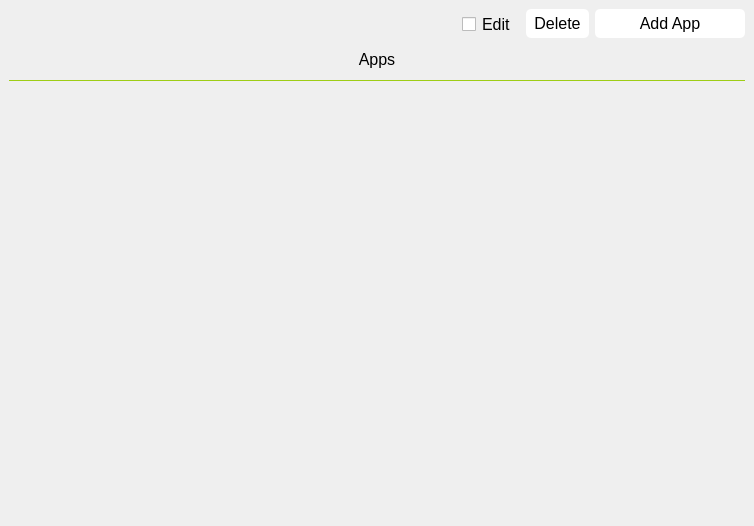
Before: the Qt Designer form designs/xml/apps_tab.ui in daniel-deru/WorkMate-3.0, drawn with Qt 5.
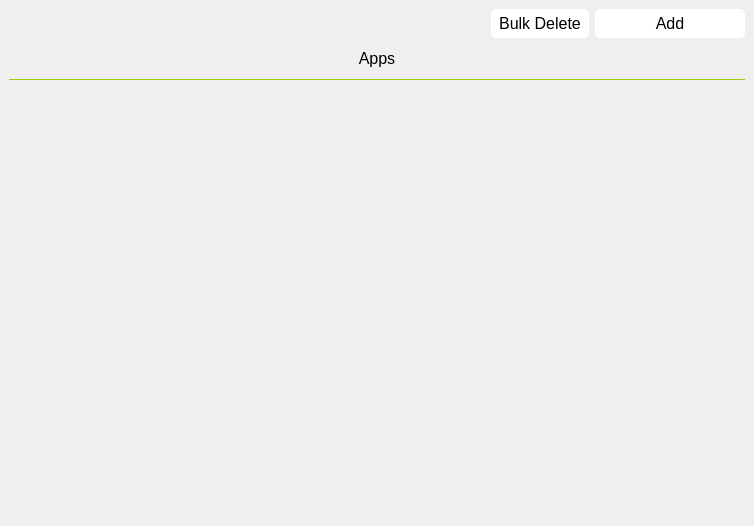
After: the same form once the commit is applied.

What changed in the file:
```diff
--- a/designs/xml/apps_tab.ui
+++ b/designs/xml/apps_tab.ui
@@ -61,23 +61,13 @@
        </property>
       </spacer>
      </item>
-     <item>
-      <widget class="QCheckBox" name="chk_edit_apps">
-       <property name="cursor">
-        <cursorShape>PointingHandCursor</cursorShape>
-       </property>
-       <property name="text">
-        <string>Edit</string>
-       </property>
-      </widget>
-     </item>
      <item>
       <widget class="QPushButton" name="btn_delete">
        <property name="cursor">
         <cursorShape>PointingHandCursor</cursorShape>
        </property>
        <property name="text">
-        <string>Delete</string>
+        <string>Bulk Delete</string>
        </property>
       </widget>
      </item>
@@ -99,7 +89,7 @@
         <cursorShape>PointingHandCursor</cursorShape>
        </property>
        <property name="text">
-        <string>Add App</string>
+        <string>Add</string>
        </property>
       </widget>
      </item>
```
